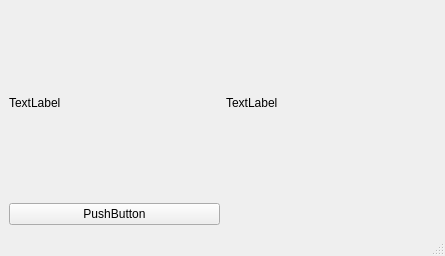
Before: the Qt Designer form tf03_setup/main_window.ui in codincodee/tf0x_dev, drawn with Qt 5.
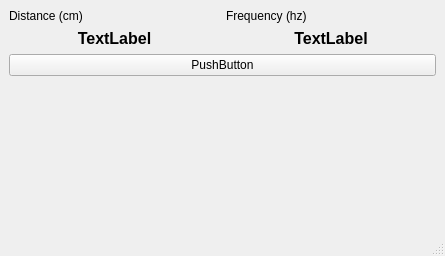
After: the same form once the commit is applied.

Diff of the .ui file:
```diff
--- a/tf03_setup/main_window.ui
+++ b/tf03_setup/main_window.ui
@@ -19,25 +19,86 @@
   <widget class="QWidget" name="centralwidget">
    <layout class="QGridLayout" name="gridLayout">
     <item row="0" column="0">
+     <layout class="QGridLayout" name="gridLayout_3">
+      <item row="0" column="0">
+       <widget class="QLabel" name="label">
+        <property name="text">
+         <string>Distance (cm)</string>
+        </property>
+        <property name="alignment">
+         <set>Qt::AlignBottom|Qt::AlignLeading|Qt::AlignLeft</set>
+        </property>
+       </widget>
+      </item>
+      <item row="0" column="1">
+       <widget class="QLabel" name="label_2">
+        <property name="text">
+         <string>Frequency (hz)</string>
+        </property>
+        <property name="alignment">
+         <set>Qt::AlignBottom|Qt::AlignLeading|Qt::AlignLeft</set>
+        </property>
+       </widget>
+      </item>
+      <item row="1" column="0">
      <widget class="QLabel" name="DistanceDisplayLabel">
+        <property name="font">
+         <font>
+          <pointsize>12</pointsize>
+          <weight>75</weight>
+          <bold>true</bold>
+         </font>
+        </property>
       <property name="text">
        <string>TextLabel</string>
       </property>
-     </widget>
+        <property name="alignment">
+         <set>Qt::AlignCenter</set>
+        </property>
+       </widget>
+      </item>
+      <item row="1" column="1">
+       <widget class="QLabel" name="FrequencyDisplayLabel">
+        <property name="font">
+         <font>
+          <pointsize>12</pointsize>
+          <weight>75</weight>
+          <bold>true</bold>
+         </font>
+        </property>
+        <property name="text">
+         <string>TextLabel</string>
+        </property>
+        <property name="alignment">
+         <set>Qt::AlignCenter</set>
+        </property>
+       </widget>
+      </item>
+     </layout>
     </item>
     <item row="1" column="0">
+     <layout class="QGridLayout" name="gridLayout_2">
+      <item row="1" column="1">
      <widget class="QPushButton" name="TestPushButton">
       <property name="text">
        <string>PushButton</string>
       </property>
      </widget>
     </item>
-    <item row="0" column="1">
-     <widget class="QLabel" name="FrequencyDisplayLabel">
-      <property name="text">
-       <string>TextLabel</string>
+     </layout>
+    </item>
+    <item row="2" column="0">
+     <spacer name="verticalSpacer">
+      <property name="orientation">
+       <enum>Qt::Vertical</enum>
       </property>
-     </widget>
+      <property name="sizeHint" stdset="0">
+       <size>
+        <width>20</width>
+        <height>40</height>
+       </size>
+      </property>
+     </spacer>
     </item>
    </layout>
   </widget>
```
Lines whose indentation alone changed are shown as unchanged.
